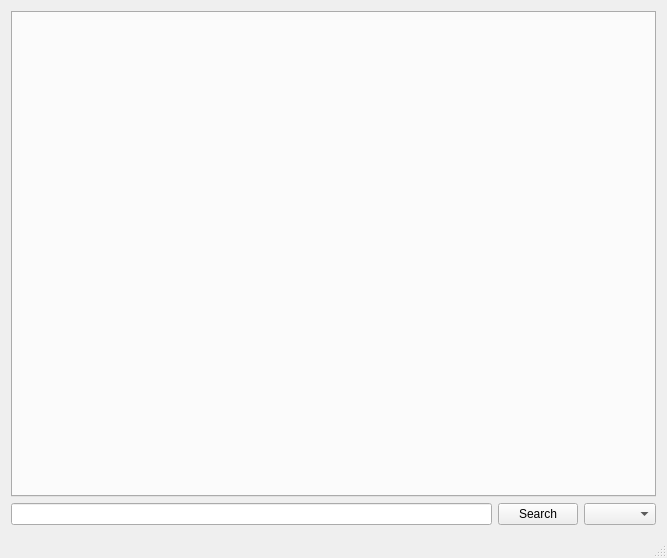
Above: src/gui/mainwindow.ui from ZloVechno/academic-search before the change. Below: the same form after it.
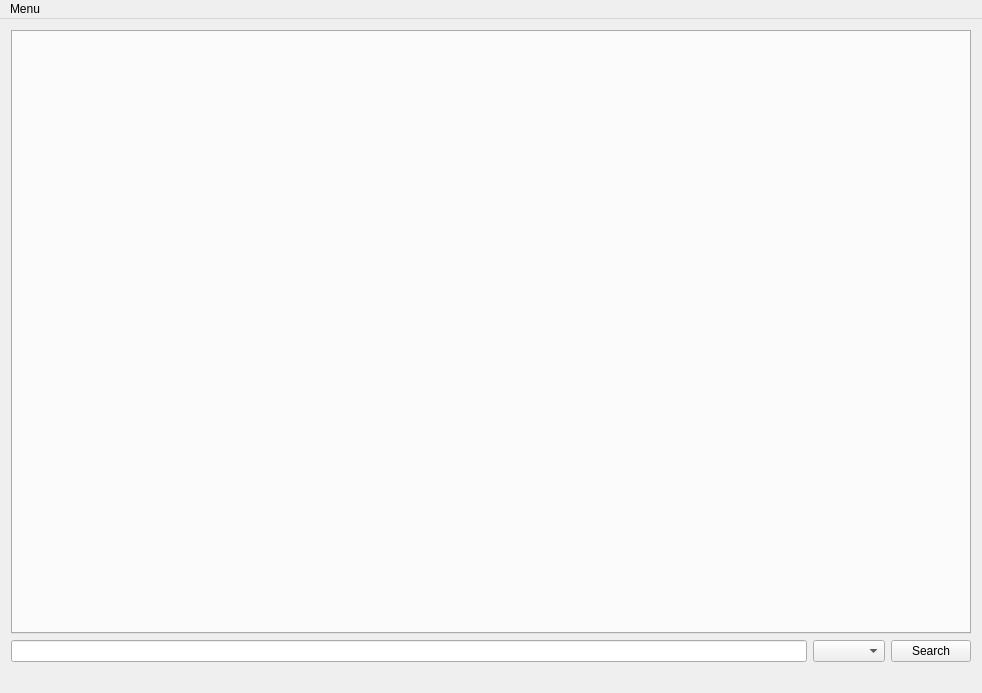
That is the form after the change.

Diff of the .ui file:
```diff
--- a/src/gui/mainwindow.ui
+++ b/src/gui/mainwindow.ui
@@ -6,8 +6,8 @@
    <rect>
     <x>0</x>
     <y>0</y>
-    <width>667</width>
-    <height>558</height>
+    <width>982</width>
+    <height>693</height>
    </rect>
   </property>
   <property name="windowTitle">
@@ -16,13 +16,20 @@
   <widget class="QWidget" name="centralWidget">
    <layout class="QVBoxLayout" name="verticalLayout">
     <item>
-     <widget class="QTabWidget" name="tabs"/>
+     <widget class="QTabWidget" name="tabs">
+      <property name="tabsClosable">
+       <bool>true</bool>
+      </property>
+     </widget>
     </item>
     <item>
      <layout class="QHBoxLayout" name="horizontalLayout">
       <item>
        <widget class="QLineEdit" name="nameEdit"/>
       </item>
+      <item>
+       <widget class="QComboBox" name="engineBox"/>
+      </item>
       <item>
        <widget class="QPushButton" name="okBtn">
         <property name="text">
@@ -30,11 +37,15 @@
         </property>
        </widget>
       </item>
-      <item>
-       <widget class="QComboBox" name="searchTypeBox"/>
-      </item>
      </layout>
     </item>
+    <item>
+     <widget class="QLabel" name="info">
+      <property name="text">
+       <string/>
+      </property>
+     </widget>
+    </item>
    </layout>
   </widget>
   <widget class="QMenuBar" name="menuBar">
@@ -42,12 +53,29 @@
     <rect>
      <x>0</x>
      <y>0</y>
-     <width>667</width>
+     <width>982</width>
      <height>25</height>
     </rect>
    </property>
+   <widget class="QMenu" name="menuMenu">
+    <property name="title">
+     <string>Menu</string>
+    </property>
+    <addaction name="actionHelp"/>
+    <addaction name="actionAbout"/>
+   </widget>
+   <addaction name="menuMenu"/>
   </widget>
-  <widget class="QStatusBar" name="infoBar"/>
+  <action name="actionHelp">
+   <property name="text">
+    <string>Help</string>
+   </property>
+  </action>
+  <action name="actionAbout">
+   <property name="text">
+    <string>About</string>
+   </property>
+  </action>
  </widget>
  <layoutdefault spacing="6" margin="11"/>
  <tabstops>
```
